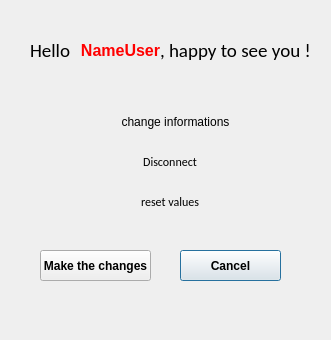
Before: the Qt Designer form logiComptaProject/profildialog.ui in ffillouxdev/LogiCompta, drawn with Qt 5.
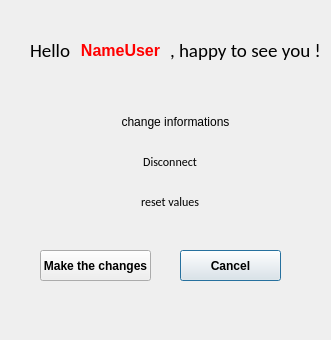
After: the same form once the commit is applied.

Commit message: ajout du nom utilisateur connecté dans profildialog et probleme suppression de mainpage quand l'user deco reglé

```diff
--- a/logiComptaProject/profildialog.ui
+++ b/logiComptaProject/profildialog.ui
@@ -124,7 +124,7 @@
   <widget class="QLabel" name="hellolabel">
    <property name="geometry">
     <rect>
-     <x>160</x>
+     <x>170</x>
      <y>40</y>
      <width>161</width>
      <height>20</height>
@@ -165,9 +165,9 @@
   <widget class="QLabel" name="nameLabel">
    <property name="geometry">
     <rect>
-     <x>80</x>
+     <x>70</x>
      <y>40</y>
-     <width>81</width>
+     <width>101</width>
      <height>21</height>
     </rect>
    </property>
```
The commit also changes 52 other files.
